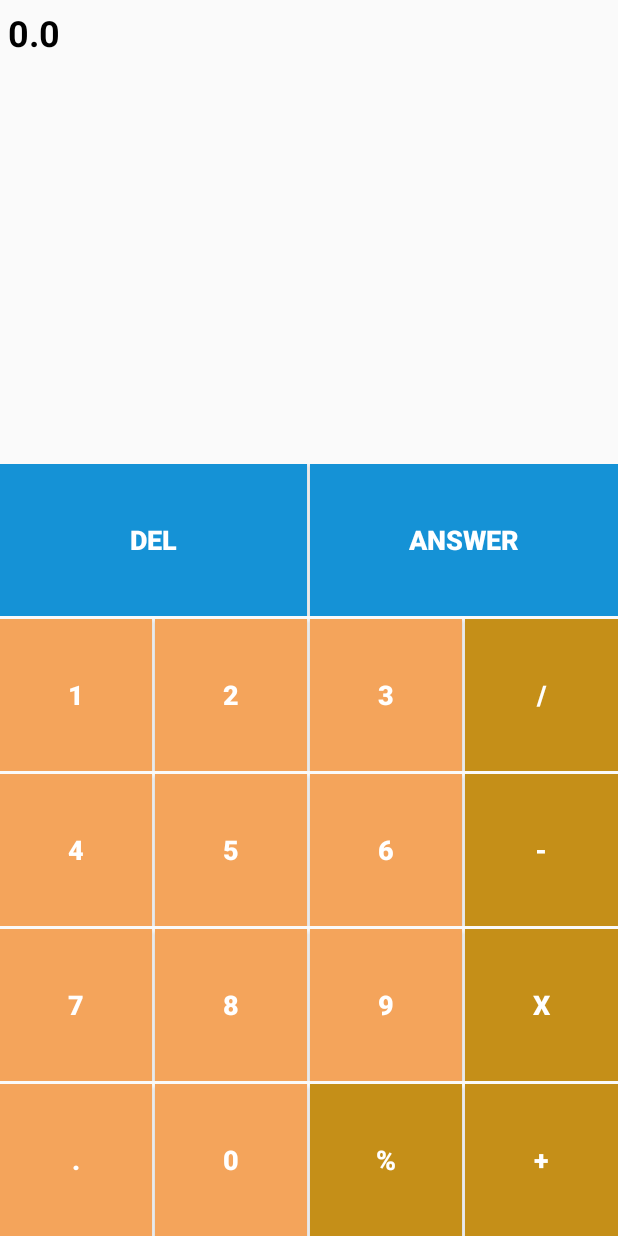
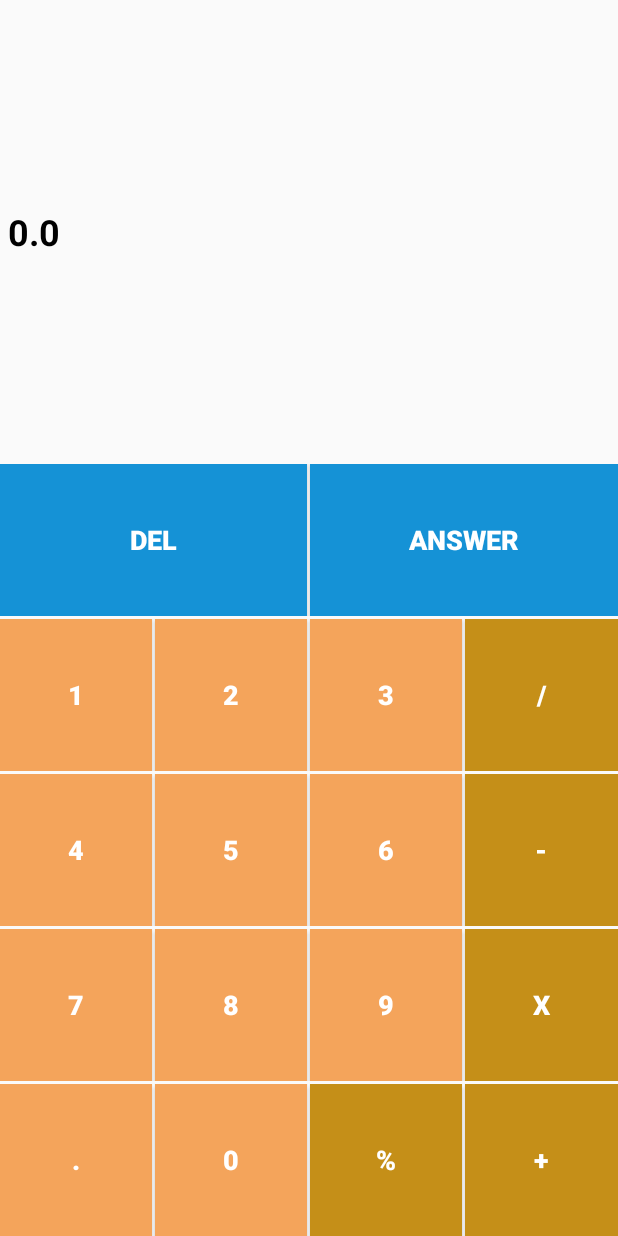
Before and after one commit to nuryadincjr/finalproject3-kelompok2, an Android app: the layout activity_main.xml on its own in the app's theme, with its tools: preview values and no code run, on a phone screen of 412 x 824 dp. Run offline under Robolectric (Android 15) with nearby library versions, the phone set to English and light mode, and no system bars.

Commit message:
sclolling layout & configuration chanes

```diff
--- a/app/src/main/AndroidManifest.xml
+++ b/app/src/main/AndroidManifest.xml
@@ -11,7 +11,8 @@
         android:theme="@style/Theme.MyCalculator">
         <activity
             android:name=".MainActivity"
-            android:exported="true">
+            android:exported="true"
+            android:configChanges="orientation|keyboardHidden|screenSize|layoutDirection">
             <intent-filter>
                 <action android:name="android.intent.action.MAIN" />
 
--- a/app/src/main/res/layout/activity_main.xml
+++ b/app/src/main/res/layout/activity_main.xml
@@ -1,5 +1,6 @@
 <?xml version="1.0" encoding="utf-8"?>
 <LinearLayout xmlns:android="http://schemas.android.com/apk/res/android"
+    xmlns:app="http://schemas.android.com/apk/res-auto"
     xmlns:tools="http://schemas.android.com/tools"
     android:layout_width="match_parent"
     android:layout_height="match_parent"
@@ -12,15 +13,30 @@
         android:layout_weight="5"
         android:orientation="horizontal">
 
-        <TextView
-            android:id="@id/tvResult"
+        <HorizontalScrollView
             android:layout_width="match_parent"
             android:layout_height="match_parent"
-            android:padding="5dp"
-            android:textSize="24sp"
-            android:textStyle="bold"
-            android:textColor="@color/black"
-            tools:text="@string/str_default_number"/>
+            tools:ignore="UselessParent">
+
+            <LinearLayout
+                android:layout_width="wrap_content"
+                android:layout_height="match_parent"
+                android:orientation="vertical" >
+
+                <TextView
+                    android:id="@id/tvResult"
+                    android:layout_width="wrap_content"
+                    android:layout_height="match_parent"
+
+                    android:padding="5dp"
+                    android:gravity="center"
+                    android:textColor="@color/black"
+                    android:textSize="24sp"
+                    android:textStyle="bold"
+                    android:textIsSelectable="true"
+                    tools:text="@string/str_default_number" />
+            </LinearLayout>
+        </HorizontalScrollView>
 
     </LinearLayout>
 
```
Also changed, not shown: app/src/main/java/com/nuryadincjr/mycalculator/MainActivity.java (+28 -2 lines).
